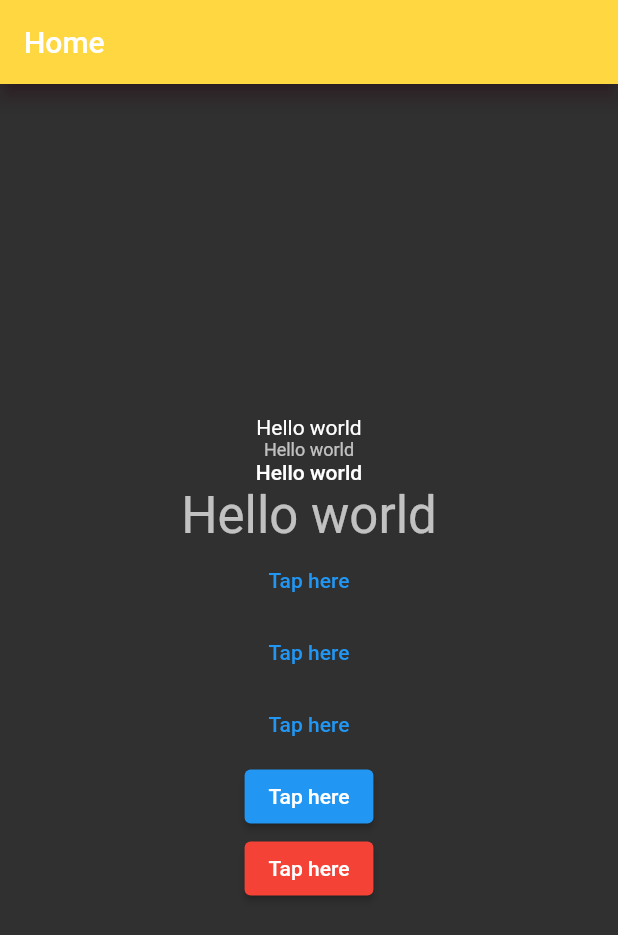
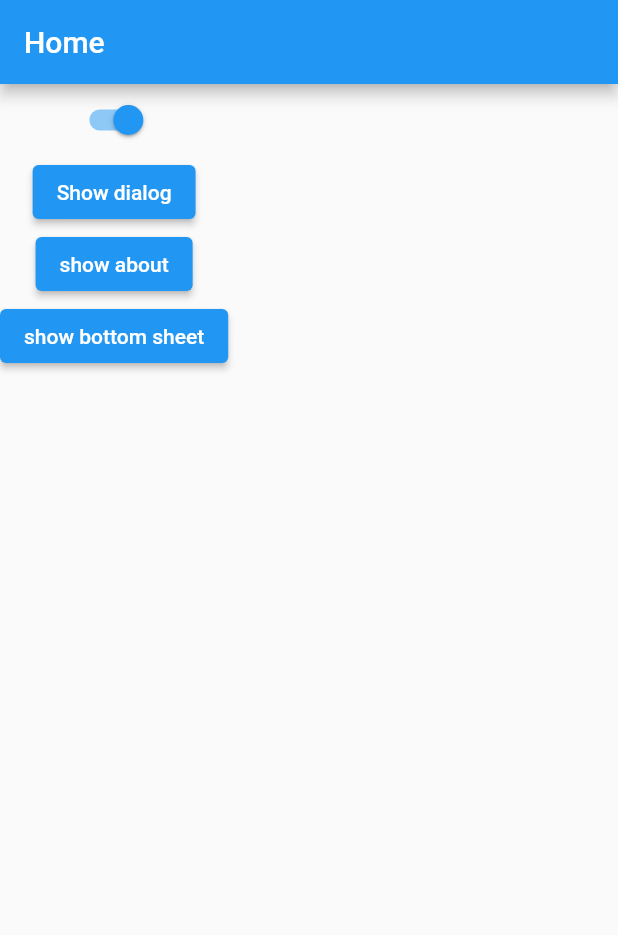
Before and after one commit to sayeedsaadman/first_step, a Flutter app: the screen it shows after launch, on a phone screen of 412 x 824 dp. Shown: the top 935 px of the screen. Run offline on Flutter 3.47's test engine with Material 2 defaults, Android fonts, the phone set to English and light mode, and no system bars.

```diff
--- a/lib/main.dart
+++ b/lib/main.dart
@@ -1,7 +1,4 @@
 import 'package:flutter/material.dart';
-
-/// TODO : Add text field theme
-/// TODO : Dark mode er jonno theme data add korben
 
 void main() {
   runApp(MyApp());
@@ -13,66 +10,13 @@ class MyApp extends StatelessWidget {
   @override
   Widget build(BuildContext context) {
     return MaterialApp(
-      home: HomeScreen(),
-      theme: ThemeData(
-          elevatedButtonTheme: ElevatedButtonThemeData(
-            style: ElevatedButton.styleFrom(
-                foregroundColor: Colors.white,
-                backgroundColor: Colors.green,
-                padding: EdgeInsets.symmetric(horizontal: 16, vertical: 16),
-                shape: RoundedRectangleBorder(
-                    borderRadius: BorderRadius.circular(8)
-                ),
-                elevation: 5,
-                textStyle: TextStyle(
-                    fontSize: 16,
-                    fontWeight: FontWeight.bold,
-                    letterSpacing: 0.6,
-                    wordSpacing: 0.5
-                )
-            ),
-          ),
-          textButtonTheme: TextButtonThemeData(
-              style: TextButton.styleFrom(
-                  textStyle: TextStyle(
-                      fontSize: 20,
-                      fontWeight: FontWeight.w600
-                  ),
-                  foregroundColor: Colors.deepOrange
-              )
-          ),
-          appBarTheme: AppBarTheme(
-              backgroundColor: Colors.pink,
-              elevation: 5,
-              shadowColor: Colors.green
-          ),
-          textTheme: TextTheme(
-            bodyMedium: TextStyle(
-                fontSize: 18
-            ),
-            bodySmall: TextStyle(
-                fontSize: 10
-            ),
-            bodyLarge: TextStyle(
-                fontSize: 22
-            ),
-          )
-      ),
-      darkTheme: ThemeData(
-        brightness: Brightness.dark,
-        appBarTheme: AppBarTheme(
-            backgroundColor: Colors.amberAccent,
-            elevation: 5,
-            shadowColor: Color(0xFF510622)
-        ),
-      ),
-      themeMode: ThemeMode.dark,
+      home: Home(),
     );
   }
 }
 
-class HomeScreen extends StatelessWidget {
-  const HomeScreen({super.key});
+class Home extends StatelessWidget {
+  const Home({super.key});
 
   @override
   Widget build(BuildContext context) {
@@ -80,26 +24,73 @@ class HomeScreen extends StatelessWidget {
       appBar: AppBar(
         title: Text('Home'),
       ),
-      body: Center(
-        child: Column(
-          mainAxisAlignment: MainAxisAlignment.center,
-          children: [
-            Text('Hello world',),
-            Text('Hello world', style: Theme.of(context).textTheme.bodySmall,),
-            Text('Hello world', style: Theme.of(context).textTheme.bodyLarge,),
-            Text('Hello world', style: Theme.of(context).textTheme.headlineMedium,),
-            TextButton(onPressed: () {}, child: Text('Tap here'),),
-            TextButton(onPressed: () {}, child: Text('Tap here'),),
-            TextButton(onPressed: () {}, child: Text('Tap here'),),
-            ElevatedButton(
-              onPressed: () {}, child: Text('Tap here'),),
-            ElevatedButton(
-              style: ElevatedButton.styleFrom(backgroundColor: Colors.red),
-              onPressed: () {},
-              child: Text('Tap here'),
-            ),
-          ],
-        ),
+      body: Column(
+        children: [
+          Switch(value: true, onChanged: (bool value) {}),
+          ElevatedButton(
+            onPressed: () {
+              showDialog(
+                  barrierDismissible: false,
+                  context: context,
+                  builder: (context) {
+                    return AlertDialog(
+                      title: Text('Alert'),
+                      content: Text('You are in danger'),
+                      actions: [
+                        TextButton(
+                            onPressed: () {
+                              Navigator.pop(context);
+                            },
+                            child: Text('Cancel')),
+                        TextButton(
+                            onPressed: () {
+                              // ACTION
+                            },
+                            child: Text('Okay')),
+                      ],
+                    );
+                  });
+            },
+            child: Text('Show dialog'),
+          ),
+          ElevatedButton(
+            onPressed: () {
+              showAboutDialog(
+                  context: context,
+                  applicationName: "PikaPie",
+                  applicationVersion: '1.0.4',
+                  children: [
+                    Text('This application is good for regular uses!')
+                  ]);
+            },
+            child: Text('show about'),
+          ),
+          ElevatedButton(
+            onPressed: () {
+              showModalBottomSheet(
+                  isDismissible: false,
+                  backgroundColor: Colors.grey.shade100,
+                  barrierColor: Colors.black45,
+                  shape: RoundedRectangleBorder(
+                      borderRadius: BorderRadius.only(
+                        topLeft: Radius.circular(16),
+                        topRight: Radius.circular(16),
+                      )
+                  ),
+                  context: context, builder: (context) {
+                return Padding(
+                  padding: const EdgeInsets.all(8.0),
+                  child: Column(
+                    children: [
+                      Center(
+                        child: Text('This is bottom sheet'),
+                      )
+                    ],
+                  ),
+                );
+              });
+            }, child: Text('show bottom sheet'),),
+        ],
       ),
     );
   }
```
